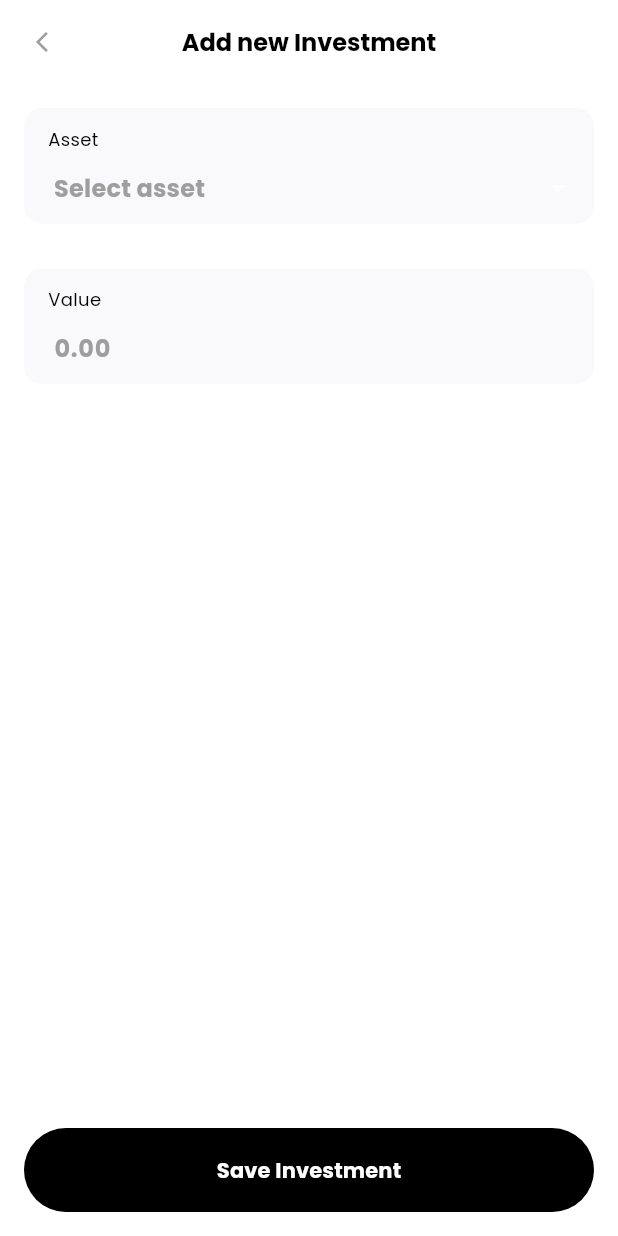
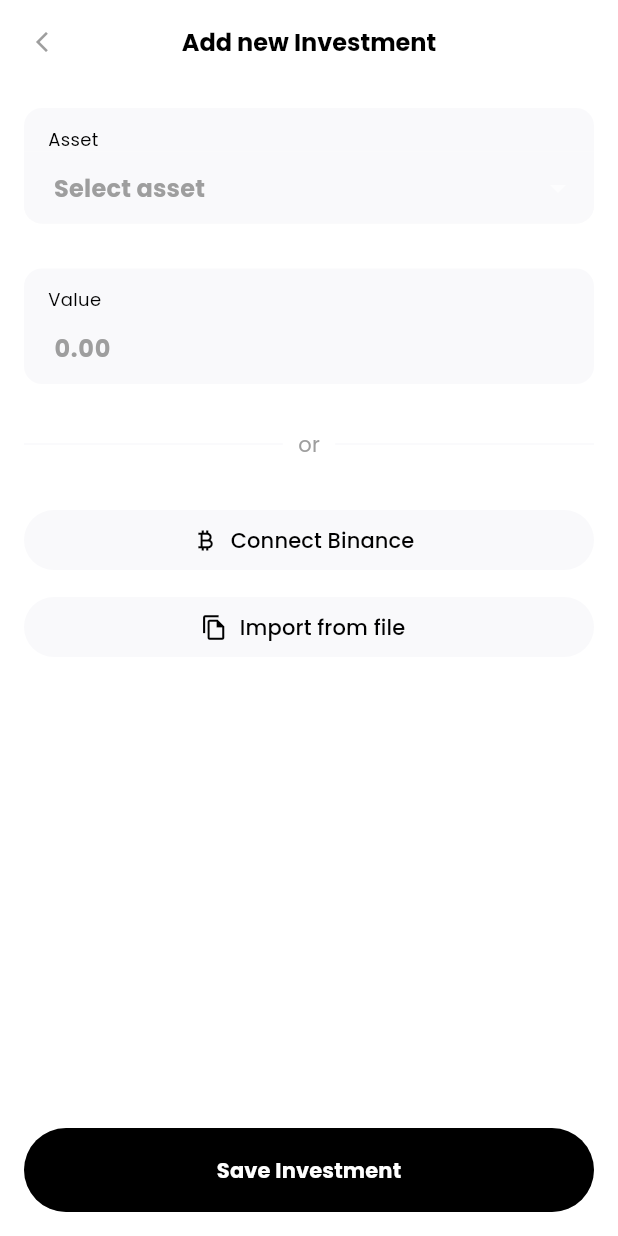
Before and after one commit to bastilavarias/simplumio, a Flutter app: the InvestmentFormScreen screen opened directly, on a phone screen of 412 x 824 dp. Run offline on Flutter 3.47's test engine with Material 3 defaults, Android fonts, the phone set to English and light mode, and no system bars; our stand-ins replace carousel_slider, google_fonts; missing offline and left inert: dart:ffi, flutter_simple_calculator.

Commit message:
ADD: Basic investment form

```diff
--- a/lib/screens/investment_form_screen.dart
+++ b/lib/screens/investment_form_screen.dart
@@ -2,6 +2,7 @@ import 'package:flutter/material.dart';
 import 'package:simplumio/screens/market_search_screen.dart';
 import 'package:simplumio/widgets/base/base_dropdown.dart';
 import 'package:simplumio/widgets/base/base_sub_page_app_bar.dart';
+import 'package:simplumio/widgets/base/base_text_divider.dart';
 import 'package:simplumio/widgets/base/base_text_input.dart';
 import 'package:simplumio/widgets/custom/custom_calculator.dart';
 
@@ -50,6 +51,42 @@ class InvestmentFormScreenState extends State<InvestmentFormScreen> {
                 label: 'Value',
                 placeholder: '0.00',
                 icon: false,
+              ),
+              BaseTextDivider(
+                  dividerColor: Theme.of(context).colorScheme.onSecondary,
+                  textColor: Theme.of(context).colorScheme.secondary,
+                  text: 'or',
+              ),
+              Column(
+                spacing: 10,
+                children: [
+                  SizedBox(
+                    width: double.infinity,
+                    child: ElevatedButton.icon(
+                      onPressed: () {},
+                      icon: const Icon(Icons.currency_bitcoin), // Binance icon
+                      label: Text('Connect Binance'),
+                      style: ElevatedButton.styleFrom(
+                        backgroundColor: Theme.of(context).colorScheme.onSecondary,
+                        elevation: 0,
+                      ),
+                    ),
+                  ),
+                  SizedBox(
+                    width: double.infinity,
+                    child: ElevatedButton.icon(
+                      onPressed: () {
+                        // Handle button press
+                      },
+                      icon: Icon(Icons.file_copy_outlined),
+                      label: Text('Import from file'),
+                      style: ElevatedButton.styleFrom(
+                          backgroundColor: Theme.of(context).colorScheme.onSecondary,
+                          elevation: 0
+                      ),
+                    ),
+                  )
+                ],
               )
             ],
           ),
--- /dev/null
+++ b/lib/widgets/base/base_text_divider.dart
@@ -0,0 +1,38 @@
+import 'package:flutter/material.dart';
+
+class BaseTextDivider extends StatelessWidget {
+
+  const BaseTextDivider({super.key, required this.text, this.dividerColor, this.textColor});
+
+  final String text;
+  final Color? dividerColor;
+  final Color? textColor;
+
+  @override
+  Widget build(BuildContext context) {
+    return Row(
+      mainAxisAlignment: MainAxisAlignment.center,
+      children: <Widget>[
+        Expanded(
+          child: Divider(
+            color: dividerColor,
+          ),
+        ),
+        Padding(
+          padding: const EdgeInsets.symmetric(horizontal: 10.0),
+          child: Text(
+            text,
+            style: TextStyle(
+              color: textColor,
+            ),
+          ),
+        ),
+        Expanded(
+          child: Divider(
+            color: dividerColor,
+          ),
+        ),
+      ],
+    );
+  }
+}
```
